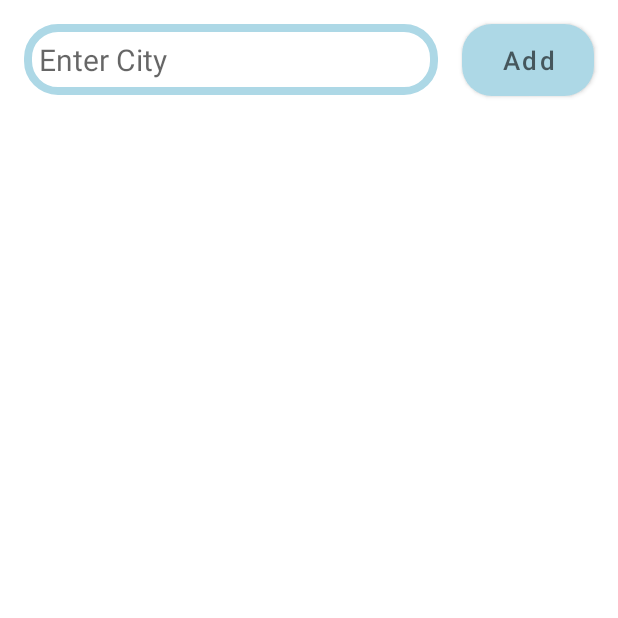
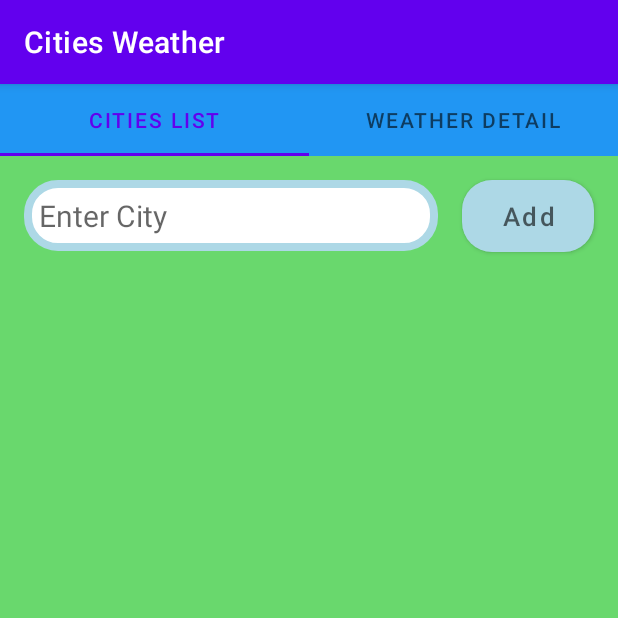
Before and after one commit to BrandonEgan20081153/TheWeatherIsWhat, an Android app: the screen it shows after launch (ListViewActivity before the commit, CitiesWeatherActivity after it), after a tap on "LOGIN", on a phone screen of 412 x 824 dp, the top half of it. Run offline under Robolectric (Android 15) with nearby library versions, the phone set to English and light mode, and no system bars; our stand-ins replace navigation-ui.

Commit message:
Swipe Support and Fragments Added

```diff
--- a/app/src/main/AndroidManifest.xml
+++ b/app/src/main/AndroidManifest.xml
@@ -13,7 +13,11 @@
         android:supportsRtl="true"
         android:theme="@style/Theme.TheWeatherIsWhat"
         tools:targetApi="31">
-        <activity
+              <activity
+            android:name=".CitiesWeatherActivity"
+                  android:label="Cities Weather"
+            android:exported="false" />
+                <activity
             android:name=".CreateAccount"
             android:exported="false"
             android:label="@string/title_activity_create_account"
@@ -28,12 +32,12 @@
             android:exported="true"
             android:label="@string/app_name"
             android:theme="@style/Theme.TheWeatherIsWhat.NoActionBar">
-                        <intent-filter>
+            <intent-filter>
                 <action android:name="android.intent.action.MAIN" />
 
                 <category android:name="android.intent.category.LAUNCHER" />
             </intent-filter>
         </activity>
     </application>
-//code
+
 </manifest>
--- /dev/null
+++ b/app/src/main/java/com/example/theweatheriswhat/CitiesWeatherActivity.java
@@ -0,0 +1,66 @@
+package com.example.theweatheriswhat;
+
+import androidx.annotation.NonNull;
+import androidx.appcompat.app.AppCompatActivity;
+import androidx.fragment.app.Fragment;
+import androidx.fragment.app.FragmentActivity;
+import androidx.viewpager2.adapter.FragmentStateAdapter;
+import androidx.viewpager2.widget.ViewPager2;
+
+import android.os.Bundle;
+
+import com.google.android.material.tabs.TabLayout;
+import com.google.android.material.tabs.TabLayoutMediator;
+
+public class CitiesWeatherActivity extends AppCompatActivity {
+
+    TabLayout tlWeather;
+    ViewPager2 vpWeather;
+
+    @Override
+    protected void onCreate(Bundle savedInstanceState) {
+        super.onCreate(savedInstanceState);
+        setContentView(R.layout.activity_cities_weather);
+
+        tlWeather = findViewById(R.id.tlWeather);
+        vpWeather = findViewById(R.id.vpWeather);
+
+        WeatherFragmentAdapter myWeathersFragmentsAdapter = new WeatherFragmentAdapter(this);
+        vpWeather.setAdapter(myWeathersFragmentsAdapter);
+
+        new TabLayoutMediator(tlWeather, vpWeather, new TabLayoutMediator.TabConfigurationStrategy() {
+            @Override
+            public void onConfigureTab(@NonNull TabLayout.Tab tab, int position) {
+                if (position == 0) {
+                    tab.setText("Cities List");
+                } else if (position == 1) {
+                    tab.setText("Weather Detail");
+                }
+            }
+        }).attach();
+
+    }
+
+    public class WeatherFragmentAdapter extends FragmentStateAdapter {
+
+        public WeatherFragmentAdapter(@NonNull FragmentActivity fragmentActivity) {
+            super(fragmentActivity);
+        }
+
+        @NonNull
+        @Override
+        public Fragment createFragment(int position) {
+            if (position == 0) {
+                return new ListCitiesFragment();
+            } else if (position == 1) {
+                return new WeatherDetailsFragment();
+            }
+            return null;
+        }
+
+        @Override
+        public int getItemCount() {
+            return 2;
+        }
+    }
+}
--- /dev/null
+++ b/app/src/main/java/com/example/theweatheriswhat/ListCitiesFragment.java
@@ -0,0 +1,67 @@
+package com.example.theweatheriswhat;
+
+import androidx.appcompat.app.AppCompatActivity;
+import androidx.fragment.app.Fragment;
+
+import android.os.Bundle;
+import android.view.LayoutInflater;
+import android.view.View;
+import android.view.ViewGroup;
+import android.widget.AdapterView;
+import android.widget.ArrayAdapter;
+import android.widget.Button;
+import android.widget.EditText;
+import android.widget.ListView;
+import android.widget.TextView;
+import android.widget.Toast;
+
+import java.util.ArrayList;
+
+public class ListCitiesFragment extends Fragment {
+
+    EditText enterCityName;
+    ListView lvCities;
+    ArrayList<String> citiesArrayList = new ArrayList<>();
+    ArrayAdapter<String> arrayAdapter;
+    Button btnAdd;
+
+    @Override
+    public View onCreateView(LayoutInflater inflater, ViewGroup container,
+                             Bundle savedInstanceState) {
+        // Inflate the layout for this fragment
+        View fragmentView = inflater.inflate(R.layout.activity_list_cities_fragment, container, false);
+
+        lvCities = fragmentView.findViewById(R.id.lvCities);
+        enterCityName = fragmentView.findViewById(R.id.etEnterCityName);
+        btnAdd = fragmentView.findViewById(R.id.btnAdd);
+//        citiesArrayList.add("City A");
+//        citiesArrayList.add("City B");
+//        citiesArrayList.add("City C");
+//        citiesArrayList.remove("City C");
+//        citiesArrayList.clear();
+
+        arrayAdapter = new ArrayAdapter<String>(getActivity(), android.R.layout.simple_dropdown_item_1line, citiesArrayList);
+
+        lvCities.setAdapter(arrayAdapter);
+
+        lvCities.setOnItemClickListener(new AdapterView.OnItemClickListener() {
+            @Override
+            public void onItemClick(AdapterView<?> parent, View view, int position, long id) {
+                TextView textView = (TextView) view;
+                Toast.makeText(getActivity(), textView.getText().toString(), Toast.LENGTH_LONG).show();
+            }
+        });
+        btnAdd.setOnClickListener(new View.OnClickListener() {
+            @Override
+            public void onClick(View view) {
+                AddCity(view);
+            }
+        });
+        return fragmentView;
+    }
+    public void AddCity(View view) {
+        String CityNameStr = enterCityName.getText().toString();
+        citiesArrayList.add(CityNameStr);
+        arrayAdapter.notifyDataSetChanged();
+    }
+}
--- a/app/src/main/java/com/example/theweatheriswhat/MainActivity.java
+++ b/app/src/main/java/com/example/theweatheriswhat/MainActivity.java
@@ -44,7 +44,7 @@ public class MainActivity extends AppCompatActivity {
         });
 
         btnLogin.setOnClickListener(v -> {
-            Intent intent = new Intent(MainActivity.this, ListViewActivity.class);
+            Intent intent = new Intent(MainActivity.this, CitiesWeatherActivity.class);
             startActivity(intent);
         });
 
--- /dev/null
+++ b/app/src/main/java/com/example/theweatheriswhat/WeatherDetailsFragment.java
@@ -0,0 +1,19 @@
+package com.example.theweatheriswhat;
+
+import android.os.Bundle;
+
+import androidx.fragment.app.Fragment;
+
+import android.view.LayoutInflater;
+import android.view.View;
+import android.view.ViewGroup;
+
+public class WeatherDetailsFragment extends Fragment {
+
+    @Override
+    public View onCreateView(LayoutInflater inflater, ViewGroup container,
+                             Bundle savedInstanceState) {
+        // Inflate the layout for this fragment
+        return inflater.inflate(R.layout.activity_weather_details_fragment, container, false);
+    }
+}
--- /dev/null
+++ b/app/src/main/res/layout/activity_cities_weather.xml
@@ -0,0 +1,23 @@
+<?xml version="1.0" encoding="utf-8"?>
+<androidx.constraintlayout.widget.ConstraintLayout xmlns:android="http://schemas.android.com/apk/res/android"
+    xmlns:app="http://schemas.android.com/apk/res-auto"
+    xmlns:tools="http://schemas.android.com/tools"
+    android:layout_width="match_parent"
+    android:layout_height="match_parent"
+    tools:context=".CitiesWeatherActivity">
+
+    <com.google.android.material.tabs.TabLayout
+        android:id="@+id/tlWeather"
+        android:layout_width="match_parent"
+        android:layout_height="wrap_content"
+        android:background="#2196F3"
+        app:layout_constraintTop_toTopOf="parent" />
+
+    <androidx.viewpager2.widget.ViewPager2
+        android:id="@+id/vpWeather"
+        android:layout_width="match_parent"
+        android:layout_height="0dp"
+        android:background="#69D86D"
+        app:layout_constraintBottom_toBottomOf="parent"
+        app:layout_constraintTop_toBottomOf="@id/tlWeather" />
+</androidx.constraintlayout.widget.ConstraintLayout>
--- /dev/null
+++ b/app/src/main/res/layout/activity_list_cities_fragment.xml
@@ -0,0 +1,46 @@
+<?xml version="1.0" encoding="utf-8"?>
+<androidx.constraintlayout.widget.ConstraintLayout xmlns:android="http://schemas.android.com/apk/res/android"
+    xmlns:app="http://schemas.android.com/apk/res-auto"
+    xmlns:tools="http://schemas.android.com/tools"
+    android:layout_width="match_parent"
+    android:layout_height="match_parent"
+    tools:context=".ListViewActivity">
+
+    <EditText
+        android:layout_margin="16dp"
+        android:id="@+id/etEnterCityName"
+        android:layout_width="0dp"
+        android:layout_height="wrap_content"
+        android:background="@drawable/bg_textbox"
+        android:hint="Enter City"
+        android:padding="10dp"
+        android:textSize="20dp"
+        app:layout_constraintEnd_toStartOf="@+id/btnAdd"
+        app:layout_constraintStart_toStartOf="parent"
+        app:layout_constraintTop_toTopOf="parent"
+        />
+
+    <Button
+        android:id="@+id/btnAdd"
+        android:layout_width="wrap_content"
+        android:layout_height="wrap_content"
+        android:layout_margin="16dp"
+        android:background="@drawable/bg_button"
+        app:backgroundTint="@null"
+        android:hint="Add"
+        android:onClick="AddCity"
+        android:textSize="17dp"
+        app:layout_constraintEnd_toEndOf="parent"
+        app:layout_constraintTop_toTopOf="parent" />
+
+    <ListView
+        android:id="@+id/lvCities"
+        android:layout_width="match_parent"
+        android:layout_height="0dp"
+        android:layout_margin="16dp"
+        app:layout_constraintTop_toBottomOf="@id/btnAdd"
+        app:layout_constraintBottom_toBottomOf="parent"
+        />
+
+
+</androidx.constraintlayout.widget.ConstraintLayout>
--- /dev/null
+++ b/app/src/main/res/layout/activity_weather_details_fragment.xml
@@ -0,0 +1,19 @@
+<?xml version="1.0" encoding="utf-8"?>
+<FrameLayout xmlns:android="http://schemas.android.com/apk/res/android"
+    xmlns:tools="http://schemas.android.com/tools"
+    android:layout_width="match_parent"
+    android:background="#389498"
+    android:layout_height="match_parent"
+    tools:context=".WeatherDetailFragment">
+
+    <!-- TODO: Update blank fragment layout -->
+    <TextView
+        android:layout_width="300dp"
+        android:layout_height="300dp"
+        android:background="#CF6651"
+        android:gravity="center"
+        android:layout_gravity="center"
+        android:text="This is Weather Details Fragment"
+        android:textSize="40dp" />
+
+</FrameLayout>
```
